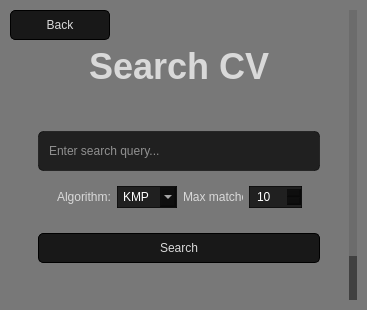
Old version of the form src/app/pages/search_page.ui in the repository l0stplains/Tubes3_TheRecruiter.
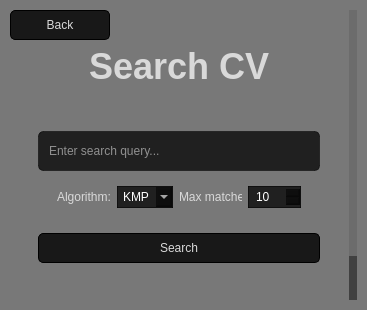
New version of the form. Icons and pictures are not drawn.

Commit message: fix: viewer page dropdown gui

What changed in the file:
```diff
--- a/src/app/pages/search_page.ui
+++ b/src/app/pages/search_page.ui
@@ -100,6 +100,16 @@
 QScrollBar::sub-page:vertical {
     background: none;
 }
+
+QComboBox QAbstractItemView {
+    background-color: rgba(10,10,10,0.8);
+    color: #d9d9d9;
+    padding: 4px;
+    selection-background-color: rgba(20,20,20,0.8);
+    selection-color: #d9d9d9;
+    selection-border: 1px solid #d9d9d9;
+    border: 1px solid black;
+}
 </string>
   </property>
   <layout class="QVBoxLayout" name="verticalLayout_6">
@@ -356,6 +366,12 @@
                         <property name="cursor">
                          <cursorShape>PointingHandCursor</cursorShape>
                         </property>
+                        <property name="styleSheet">
+                         <string notr="true">QComboBox::drop-down {
+
+}
+</string>
+                        </property>
                         <item>
                          <property name="text">
                           <string>KMP</string>
@@ -368,12 +384,7 @@
                         </item>
                         <item>
                          <property name="text">
-                          <string>algo3</string>
-                         </property>
-                        </item>
-                        <item>
-                         <property name="text">
-                          <string>algo4</string>
+                          <string>AHO</string>
                          </property>
                         </item>
                        </widget>
```
